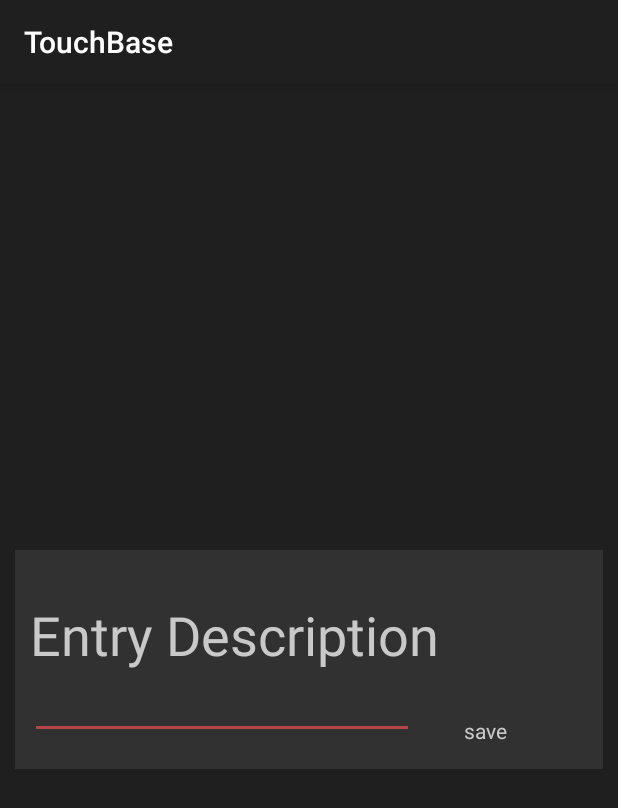
After one commit to MaTTerCuBe/Fort, an Android app: the fragment DescriptionFragment shown on its own in the app's theme, on a phone screen of 412 x 824 dp. The commit adds this screen. Shown: the top 808 px of the screen. Run offline under Robolectric (Android 15) with nearby library versions, the phone set to English and light mode, and no system bars.

Commit message:
Added Description Fragment and Layout
Used grid layout inside of a scroll view (incase the description gets very long...
Figured out that editText view attribute ems decides how wide the line is for the entry, so I fixed the inconsistency of the edit texts in contact frag's layout.
Modified some string resources.

```diff
--- /dev/null
+++ b/app/src/main/java/com/mattercube/touchbase/DescriptionFragment.kt
@@ -0,0 +1,24 @@
+package com.mattercube.touchbase
+
+
+import android.os.Bundle
+import androidx.fragment.app.Fragment
+import android.view.LayoutInflater
+import android.view.View
+import android.view.ViewGroup
+
+/**
+ * Made by Roman Khamov
+ */
+class DescriptionFragment : Fragment() {
+
+    override fun onCreateView(
+        inflater: LayoutInflater, container: ViewGroup?,
+        savedInstanceState: Bundle?
+    ): View? {
+        // Inflate the layout for this fragment
+        return inflater.inflate(R.layout.fragment_description, container, false)
+    }
+
+
+}
--- a/app/src/main/res/layout/fragment_contact_info.xml
+++ b/app/src/main/res/layout/fragment_contact_info.xml
@@ -21,7 +21,7 @@
             android:layout_column="0"
             android:layout_columnSpan="3"
             android:layout_gravity="center_horizontal"
-            android:layout_marginTop="40dp"
+            android:layout_marginTop="@dimen/margin_large"
             android:layout_row="0"
             android:text="@string/title_contact_Info"
             android:textSize="@dimen/main_header"
@@ -30,7 +30,7 @@
         <TextView
             android:id="@+id/contact_name"
             android:layout_column="0"
-            android:layout_gravity="right"
+            android:layout_gravity="center"
             android:layout_row="1"
             android:text="@string/contact_name"
             android:textColor="@color/white">
@@ -42,7 +42,8 @@
             android:layout_column="1"
             android:layout_columnSpan="2"
             android:layout_row="1"
-            android:ems="10" />
+            android:ems="10"
+            android:layout_marginStart="@dimen/margin_small"/>
 
         <TextView
             android:id="@+id/contact_phone_number"
@@ -50,7 +51,8 @@
             android:layout_gravity="right"
             android:layout_row="2"
             android:text="@string/contact_phone_number"
-            android:textColor="@color/white">
+            android:textColor="@color/white"
+            android:layout_marginStart="@dimen/margin_small">
         </TextView>
 
         <EditText
@@ -60,7 +62,8 @@
             android:layout_columnSpan="2"
             android:layout_row="2"
             android:inputType="phone"
-            android:ems="8" />
+            android:ems="10"
+            android:layout_marginStart="@dimen/margin_small"/>
 
         <TextView
             android:id="@+id/button_save"
--- /dev/null
+++ b/app/src/main/res/layout/fragment_description.xml
@@ -0,0 +1,49 @@
+<?xml version="1.0" encoding="utf-8"?>
+<ScrollView xmlns:android="http://schemas.android.com/apk/res/android"
+    xmlns:tools="http://schemas.android.com/tools"
+    android:layout_width="match_parent"
+    android:layout_height="match_parent"
+    tools:context=".DescriptionFragment"
+    android:background="@color/colorPrimary">
+
+    <GridLayout
+        android:id="@+id/GridLayout1"
+        android:layout_width="match_parent"
+        android:layout_height="wrap_content"
+        android:columnCount="2"
+        android:layout_margin="@dimen/text_size_small"
+        android:background="@color/greyed"
+        android:layout_gravity="center">
+
+        <TextView
+            android:id="@+id/description_header"
+            android:layout_column="0"
+            android:layout_columnSpan="1"
+            android:layout_gravity="top"
+            android:layout_marginTop="@dimen/margin_large"
+            android:layout_row="0"
+            android:layout_marginStart="@dimen/margin_small"
+            android:text="@string/title_description"
+            android:textSize="@dimen/main_header"
+            android:textColor="@color/white"/>
+
+        <EditText
+            android:id="@+id/input_contact_name"
+            android:textColor="@color/pinkish"
+            android:layout_column="0"
+            android:layout_columnSpan="1"
+            android:layout_row="1"
+            android:ems="12"
+            android:layout_marginStart="@dimen/margin_small"/>
+
+        <TextView
+            android:id="@+id/button_save"
+            android:layout_column="1"
+            android:layout_row="1"
+            android:text="@string/save"
+            android:textColor="@color/white"
+            android:layout_margin="@dimen/margin_default"/>
+
+    </GridLayout>
+
+</ScrollView>
--- a/app/src/main/res/values/strings.xml
+++ b/app/src/main/res/values/strings.xml
@@ -23,6 +23,9 @@
     <string name="empty_fields_warning">One of the above fields is empty!</string>
     <string name="contact_updated">Friend Info Updated</string>
 
+    <!-- Description Fragment -->
+    <string name="title_description">Entry Description</string>
+    <string name="empty_description_warning">please enter a description</string>
 
     <!-- Default Entries -->
     <string name="default_user_name">Your Friend</string>
```
